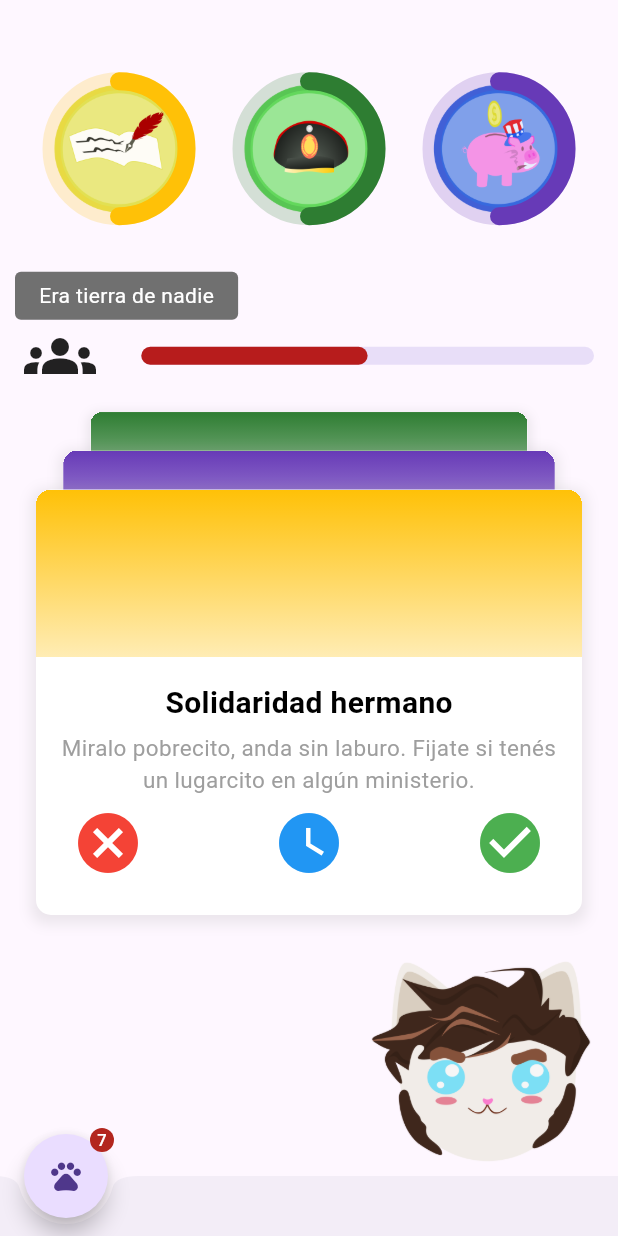
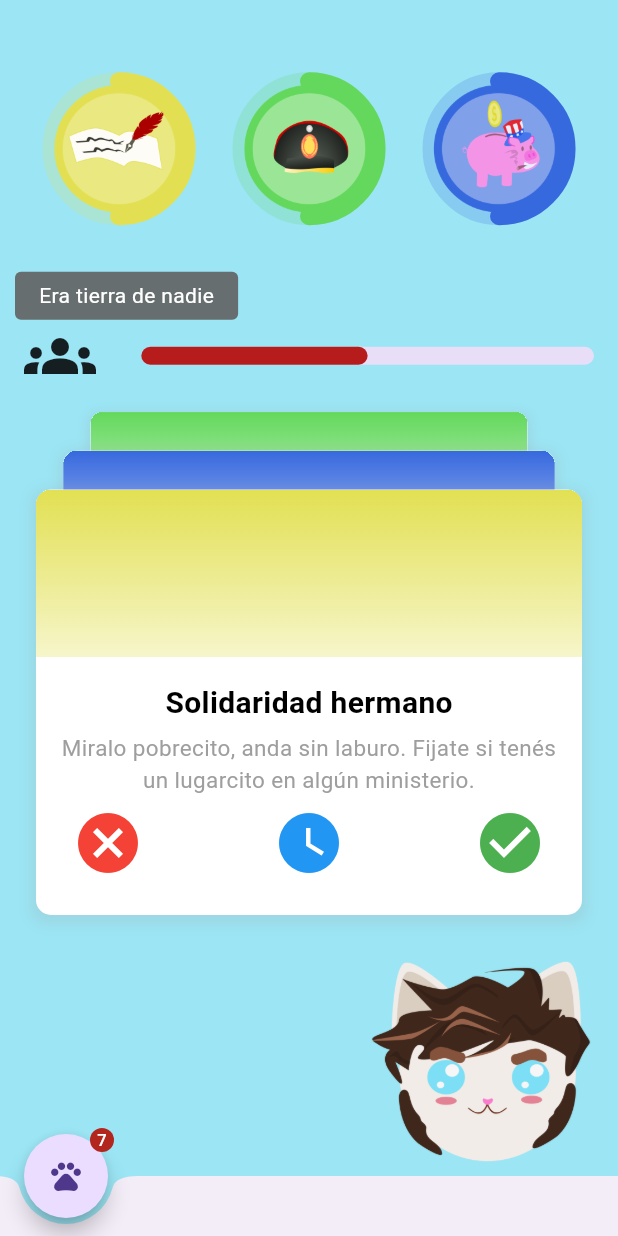
Before and after one commit to renecura/gatito-mimoso, a Flutter app: the screen it shows after launch, after a tap on "Jugar", on a phone screen of 412 x 824 dp. Run offline on Flutter 3.47's test engine with Material 3 defaults, Android fonts, the phone set to English and light mode, and no system bars; drawn by our look-alikes of flutter_card_swiper; our stand-ins replace flutter_riverpod.

Commit message:
Colores termometros

```diff
--- a/lib/constants.dart
+++ b/lib/constants.dart
@@ -10,19 +10,19 @@ final gente = PatronModel(
 );
 final casta = PatronModel(
   id: 'C',
-  color: Colors.amber,
+  color: Color.fromRGBO(226, 224, 82, 1),
   imagePath: 'assets/images/casta_icon.png',
   status: Status.casta,
 );
 final fuerzas = PatronModel(
   id: 'F',
-  color: Colors.green.shade800,
+  color: Color.fromRGBO(99, 216, 92, 1),
   imagePath: 'assets/images/gorra.png',
   status: Status.fuerzas,
 );
 final establishment = PatronModel(
   id: 'E',
-  color: Colors.deepPurple,
+  color: Color.fromRGBO(55, 105, 222, 1),
   imagePath: 'assets/images/icon_establishment.png',
   status: Status.establishment,
 );
--- a/lib/dialogs/clona_dialog.dart
+++ b/lib/dialogs/clona_dialog.dart
@@ -13,6 +13,7 @@ class ClonaDialog extends StatelessWidget {
         mainAxisSize: MainAxisSize.min,
         children: [
           Image.asset('assets/images/gatito/gatito06.png'),
+          Image.asset('assets/images/clonazelcan.png'),
           const Text(
               "Madura el brote psicótico. Empastillate un toque para bajar la ansiedad"),
           const Text("(reduce hasta 3 niveles)"),
@@ -24,7 +25,7 @@ class ClonaDialog extends StatelessWidget {
           onPressed: () => Navigator.pop(context, 'Cancel'),
         ),
         TextButton(
-          child: const Text("¡Venga!"),
+          child: const Text("¡Atroden!"),
           onPressed: () {
             accion();
             Navigator.pop(context, 'OK');
--- a/lib/pages/game.dart
+++ b/lib/pages/game.dart
@@ -189,6 +189,7 @@ class Game extends ConsumerWidget {
     final ansiedad = ref.watch(ansiedadProvider);
 
     return Scaffold(
+      backgroundColor: Color.fromRGBO(155, 229, 244, 1),
       body: SafeArea(
         child: Column(
           children: [
--- a/lib/pages/menu.dart
+++ b/lib/pages/menu.dart
@@ -6,16 +6,12 @@ class Menu extends StatelessWidget {
   @override
   Widget build(BuildContext context) {
     return Scaffold(
-      backgroundColor: Color.fromRGBO(144, 219, 227, 1),
+      backgroundColor: Color.fromRGBO(155, 229, 244, 1),
       body: Center(
         child: Column(
           mainAxisAlignment: MainAxisAlignment.center,
           crossAxisAlignment: CrossAxisAlignment.center,
           children: [
-            Image.asset(
-              'assets/your_image.png',
-              height: 100,
-            ),
             SizedBox(height: 20),
             ElevatedButton(
               style: ElevatedButton.styleFrom(
@@ -43,21 +39,6 @@ class Menu extends StatelessWidget {
                 padding: EdgeInsets.all(20.0),
               ),
               onPressed: () {
-                // Lógica para el segundo botón (por ejemplo, mostrar tutorial)
-              },
-              child: const Text('Tutorial', style: TextStyle(fontSize: 18.0)),
-            ),
-            SizedBox(height: 20),
-            ElevatedButton(
-              style: ElevatedButton.styleFrom(
-                backgroundColor: Color.fromRGBO(55, 105, 222, 100),
-                foregroundColor: Colors.white,
-                shape: RoundedRectangleBorder(
-                  borderRadius: BorderRadius.circular(10.0),
-                ),
-                padding: EdgeInsets.all(20.0),
-              ),
-              onPressed: () {
                 // Lógica para el tercer botón (por ejemplo, mostrar créditos)
               },
               child: const Text('Créditos', style: TextStyle(fontSize: 18.0)),
```
